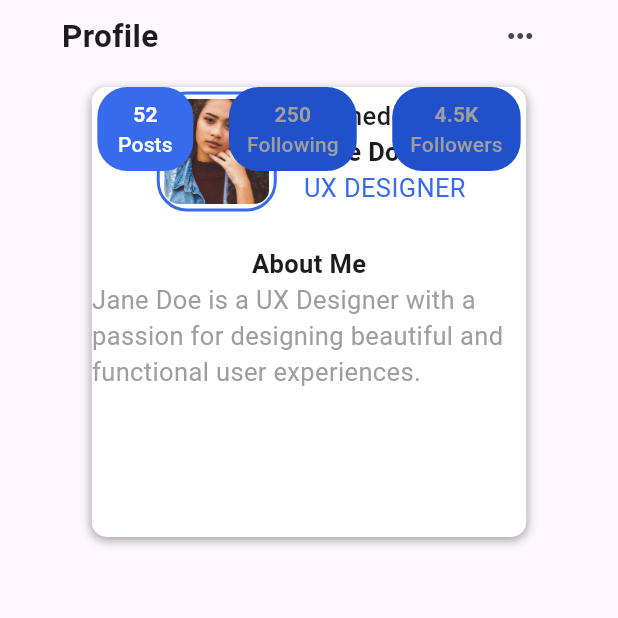
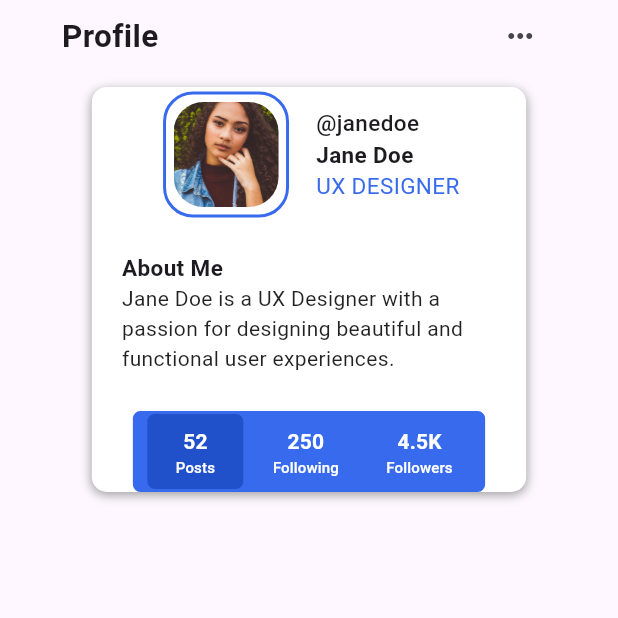
Before and after one commit to ClarenceLaria/blog_club, a Flutter app: the MenuPage screen opened directly, on a phone screen of 412 x 824 dp, the top half of it. Run offline on Flutter 3.47's test engine with Material 3 defaults, Android fonts, the phone set to English and light mode, and no system bars; our stand-ins replace sliding_up_panel, smooth_page_indicator, story_view; missing offline and left inert: flutter_quill.

Commit message:
Profile buttons updates

```diff
--- a/lib/pages/menu_page.dart
+++ b/lib/pages/menu_page.dart
@@ -44,6 +44,7 @@ class _MenuPageState extends State<MenuPage> {
                 ),
                 const SizedBox(height: 10),
                 Stack(
+                  alignment: Alignment.bottomCenter,
                   children: [
                     Container(
                       margin: const EdgeInsets.symmetric(horizontal: 20,),
@@ -59,8 +60,9 @@ class _MenuPageState extends State<MenuPage> {
                           ),
                         ],
                       ),
-                      height: 300,
+                      height: 270,
                       child: Column(
+                        crossAxisAlignment: CrossAxisAlignment.start,
                         children: [
                           Row(
                             mainAxisAlignment: MainAxisAlignment.center,
@@ -75,9 +77,9 @@ class _MenuPageState extends State<MenuPage> {
                                   borderRadius: const BorderRadius.all(Radius.circular(20)),
                                 ),
                                 child: Padding(
-                                  padding: const EdgeInsets.all(3.0),
+                                  padding: const EdgeInsets.all(5.0),
                                   child: ClipRRect(
-                                    borderRadius: BorderRadius.circular(10),
+                                    borderRadius: BorderRadius.circular(20),
                                     child: const Image(
                                       image: AssetImage(
                                         'assets/images/face4.webp',
@@ -96,21 +98,21 @@ class _MenuPageState extends State<MenuPage> {
                                   Text(
                                     '@janedoe',
                                     style: TextStyle(
-                                      fontSize: 17,
+                                      fontSize: 15,
                                       fontWeight: FontWeight.w500,
                                     ),
                                   ),
                                   Text(
                                     'Jane Doe',
                                     style: TextStyle(
-                                      fontSize: 17,
+                                      fontSize: 15,
                                       fontWeight: FontWeight.bold,
                                     ),
                                   ),
                                   Text(
                                     'UX DESIGNER',
                                     style: TextStyle(
-                                      fontSize: 17,
+                                      fontSize: 15,
                                       color: Color.fromARGB(255, 56, 106, 237),
                                     ),
                                   ),
@@ -119,31 +121,51 @@ class _MenuPageState extends State<MenuPage> {
                             ],
                           ),
                           const SizedBox(height: 20),
-                          const Text(
+                          Container(
+                            margin: const EdgeInsets.symmetric(horizontal: 20),
+                            child: const Column(
+                              crossAxisAlignment: CrossAxisAlignment.start,
+                              children: [
+                                Text(
                                   'About Me',
                                   style: TextStyle(
-                              fontSize: 17,
+                                    fontSize: 15,
                                     fontWeight: FontWeight.bold,
                                   ),
+                                  textAlign: TextAlign.start,
                                 ),
-                          const Text(
+                                Text(
                                   'Jane Doe is a UX Designer with a passion for designing beautiful and functional user experiences.',
                                   style: TextStyle(
-                              fontSize: 17,
-                              color: Colors.grey,
+                                    fontSize: 14,
+                                    color: Colors.black87,
+                                  ),
+                                ),
+                              ],
                             ),
                           ),
                         ],
                       ),
                     ),
                     Container(
+                      alignment: Alignment.center,
+                      width: MediaQuery.of(context).size.width * 0.57,
+                      decoration: BoxDecoration(
+                        color: const Color.fromARGB(255, 56, 106, 237),
+                        border: Border.all(
+                          width: 2.0,
+                          color: const Color.fromARGB(255, 56, 106, 237),
+                        ),
+                        borderRadius: const BorderRadius.all(Radius.circular(5)),
+                      ),
+                      margin: const EdgeInsets.only(top: 20),
                       child: Row(
                         mainAxisAlignment: MainAxisAlignment.spaceEvenly,
                         mainAxisSize: MainAxisSize.max,
                         crossAxisAlignment: CrossAxisAlignment.start,
                         children: List.generate(3, (index) {
-                          Color activeColor = Colors.white;
-                          Color inactiveColor = Colors.grey;
+                          Color activeColor = const Color.fromARGB(255, 32, 81, 203);
+                          Color inactiveColor = const Color.fromARGB(255, 56, 106, 237);
                           return TextButton(
                             onPressed: () {
                               setState(() {
@@ -151,26 +173,26 @@ class _MenuPageState extends State<MenuPage> {
                               });
                             },
                             style: TextButton.styleFrom(
-                              backgroundColor: activeIndex == index ? const Color.fromARGB(255, 56, 106, 237) : const Color.fromARGB(255, 32, 81, 203),
-                              shape: RoundedRectangleBorder(
-                                borderRadius: BorderRadius.circular(20),
+                              backgroundColor: activeIndex == index ? activeColor : inactiveColor,
+                              shape: const RoundedRectangleBorder(
+                                borderRadius: BorderRadius.all(Radius.circular(5)),
                               ),
                             ),
                             child: Column(
                               children: [
                                 Text(
                                   index == 0 ? '52' : index == 1 ? '250' : '4.5K',
-                                  style: TextStyle(
-                                    color: activeIndex == index ? activeColor : inactiveColor,
+                                  style: const TextStyle(
+                                    color: Colors.white,
                                     fontSize: 14,
                                     fontWeight: FontWeight.bold,
                                   ),
                                 ),
                                 Text(
                                   index == 0 ? 'Posts' : index == 1 ? 'Following' : 'Followers',
-                                  style: TextStyle(
-                                    color: activeIndex == index ? activeColor : inactiveColor,
-                                    fontSize: 14,
+                                  style: const TextStyle(
+                                    color: Colors.white,
+                                    fontSize: 10,
                                   ),
                                 ),
                               ],
@@ -181,7 +203,7 @@ class _MenuPageState extends State<MenuPage> {
                     ),
                     ),
                   ],
-                )
+                ),
               ],
             ),
           ),
```
Lines whose indentation alone changed are shown as unchanged.
